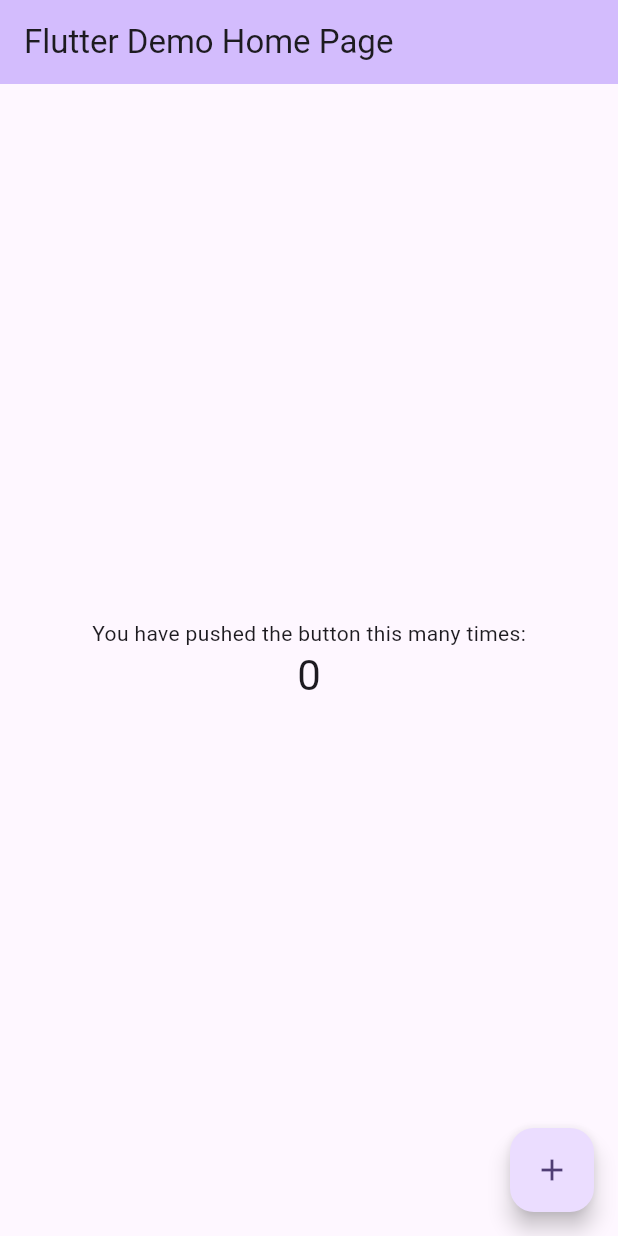
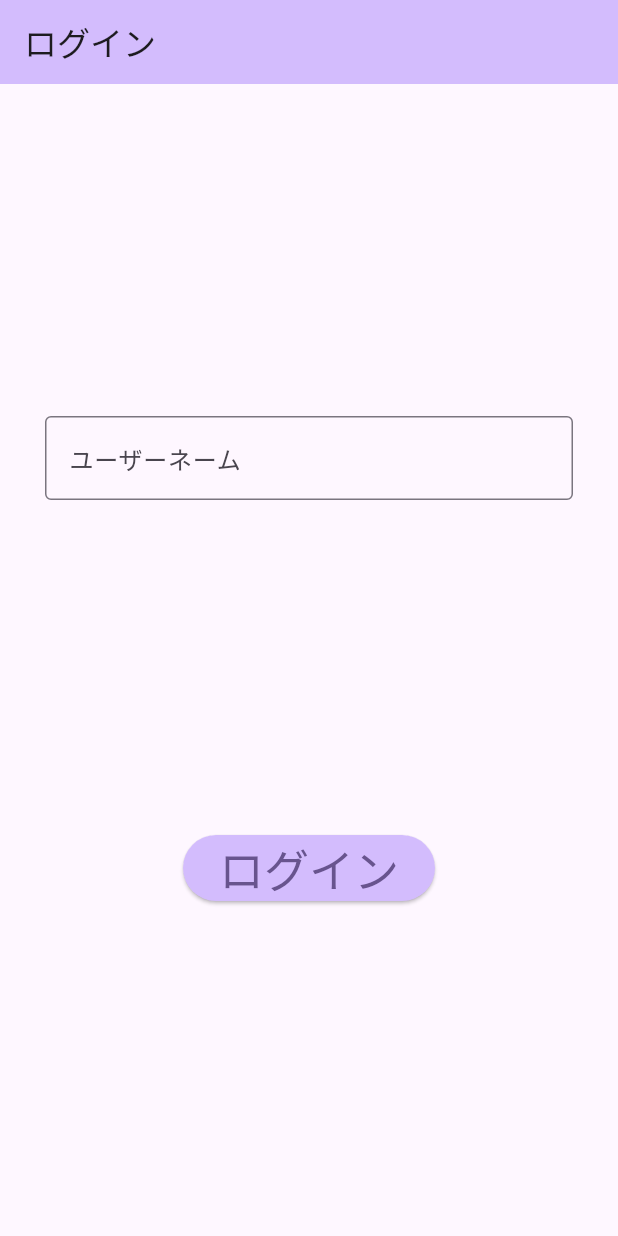
Before and after one commit to Tabatat/hooks_riverpod_sample, a Flutter app: the screen it shows after launch, on a phone screen of 412 x 824 dp. Run offline on Flutter 3.47's test engine with Material 2 defaults, Android fonts, the light colour scheme and no system bars; our stand-ins replace hooks_riverpod.

Commit message:
整理とかログイン画面の仮置き

```diff
--- a/lib/main.dart
+++ b/lib/main.dart
@@ -13,120 +13,56 @@ void main() {
 
 class MyApp extends StatelessWidget {
   const MyApp({super.key});
-
-  // This widget is the root of your application.
   @override
   Widget build(BuildContext context) {
     return MaterialApp(
-      title: 'Flutter Demo',
+      title: 'hooks_riverpod Demo',
       theme: ThemeData(
-        // This is the theme of your application.
-        //
-        // TRY THIS: Try running your application with "flutter run". You'll see
-        // the application has a blue toolbar. Then, without quitting the app,
-        // try changing the seedColor in the colorScheme below to Colors.green
-        // and then invoke "hot reload" (save your changes or press the "hot
-        // reload" button in a Flutter-supported IDE, or press "r" if you used
-        // the command line to start the app).
-        //
-        // Notice that the counter didn't reset back to zero; the application
-        // state is not lost during the reload. To reset the state, use hot
-        // restart instead.
-        //
-        // This works for code too, not just values: Most code changes can be
-        // tested with just a hot reload.
         colorScheme: ColorScheme.fromSeed(seedColor: Colors.deepPurple),
         useMaterial3: true,
       ),
-      home: const MyHomePage(title: 'Flutter Demo Home Page'),
+      routes: {
+        '/':(context) => const LoginScreen(),
+      },
     );
   }
 }
 
-class MyHomePage extends StatefulWidget {
-  const MyHomePage({super.key, required this.title});
-
-  // This widget is the home page of your application. It is stateful, meaning
-  // that it has a State object (defined below) that contains fields that affect
-  // how it looks.
-
-  // This class is the configuration for the state. It holds the values (in this
-  // case the title) provided by the parent (in this case the App widget) and
-  // used by the build method of the State. Fields in a Widget subclass are
-  // always marked "final".
-
-  final String title;
-
+///hooks_riverpod 導入
+///StatelessWidgetの代わりにHookConsumerWidgetをextendする。
+///(riverpodのみの場合はConsumerWidgetをextendsする）
+class LoginScreen extends HookConsumerWidget {
+  const LoginScreen({super.key});
   @override
-  State<MyHomePage> createState() => _MyHomePageState();
-}
-
-class _MyHomePageState extends State<MyHomePage> {
-  int _counter = 0;
-
-  void _incrementCounter() {
-    setState(() {
-      // This call to setState tells the Flutter framework that something has
-      // changed in this State, which causes it to rerun the build method below
-      // so that the display can reflect the updated values. If we changed
-      // _counter without calling setState(), then the build method would not be
-      // called again, and so nothing would appear to happen.
-      _counter++;
-    });
-  }
-
-  @override
-  Widget build(BuildContext context) {
-    // This method is rerun every time setState is called, for instance as done
-    // by the _incrementCounter method above.
-    //
-    // The Flutter framework has been optimized to make rerunning build methods
-    // fast, so that you can just rebuild anything that needs updating rather
-    // than having to individually change instances of widgets.
+  Widget build(BuildContext context, WidgetRef ref) {
     return Scaffold(
       appBar: AppBar(
-        // TRY THIS: Try changing the color here to a specific color (to
-        // Colors.amber, perhaps?) and trigger a hot reload to see the AppBar
-        // change color while the other colors stay the same.
         backgroundColor: Theme.of(context).colorScheme.inversePrimary,
-        // Here we take the value from the MyHomePage object that was created by
-        // the App.build method, and use it to set our appbar title.
-        title: Text(widget.title),
+        title: const Text("ログイン"),
       ),
-      body: Center(
-        // Center is a layout widget. It takes a single child and positions it
-        // in the middle of the parent.
+      body: Padding(
+        padding: const EdgeInsets.symmetric(horizontal: 30),
         child: Column(
-          // Column is also a layout widget. It takes a list of children and
-          // arranges them vertically. By default, it sizes itself to fit its
-          // children horizontally, and tries to be as tall as its parent.
-          //
-          // Column has various properties to control how it sizes itself and
-          // how it positions its children. Here we use mainAxisAlignment to
-          // center the children vertically; the main axis here is the vertical
-          // axis because Columns are vertical (the cross axis would be
-          // horizontal).
-          //
-          // TRY THIS: Invoke "debug painting" (choose the "Toggle Debug Paint"
-          // action in the IDE, or press "p" in the console), to see the
-          // wireframe for each widget.
-          mainAxisAlignment: MainAxisAlignment.center,
-          children: <Widget>[
-            const Text(
-              'You have pushed the button this many times:',
+          mainAxisAlignment: MainAxisAlignment.spaceEvenly,
+          children: [
+            const TextField(
+              decoration: InputDecoration(
+                border: OutlineInputBorder(),
+                hintText: 'ユーザーネーム',
+              ),
             ),
-            Text(
-              '$_counter',
-              style: Theme.of(context).textTheme.headlineMedium,
-            ),
+            ElevatedButton(
+                onPressed: () {
+                  print("");
+                },
+                style: TextButton.styleFrom(
+                  textStyle: const TextStyle(fontSize: 30),
+                  backgroundColor: Theme.of(context).colorScheme.inversePrimary,
+                ),
+                child: const Text("ログイン")),
           ],
         ),
       ),
-      floatingActionButton: FloatingActionButton(
-        onPressed: _incrementCounter,
-        tooltip: 'Increment',
-        child: const Icon(Icons.add),
-      ), // This trailing comma makes auto-formatting nicer for build methods.
     );
   }
 }
```
